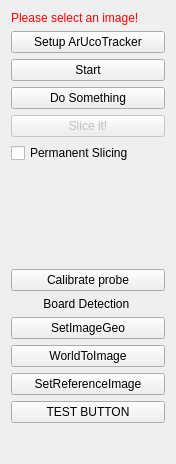
Qt form Plugins/org.mitk.gui.qt.aruco/src/internal/ArucoTestViewControls.ui (ivowolf/MITK) before a commit.
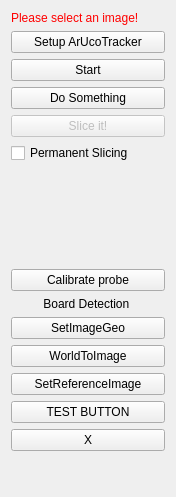
The same form after that commit.

The edit to the form file:
```diff
--- a/Plugins/org.mitk.gui.qt.aruco/src/internal/ArucoTestViewControls.ui
+++ b/Plugins/org.mitk.gui.qt.aruco/src/internal/ArucoTestViewControls.ui
@@ -7,7 +7,7 @@
     <x>0</x>
     <y>0</y>
     <width>176</width>
-    <height>464</height>
+    <height>497</height>
    </rect>
   </property>
   <property name="minimumSize">
@@ -135,6 +135,13 @@
      </property>
     </widget>
    </item>
+   <item>
+    <widget class="QPushButton" name="btnX">
+     <property name="text">
+      <string>X</string>
+     </property>
+    </widget>
+   </item>
    <item>
     <spacer name="spacer1">
      <property name="orientation">
```
